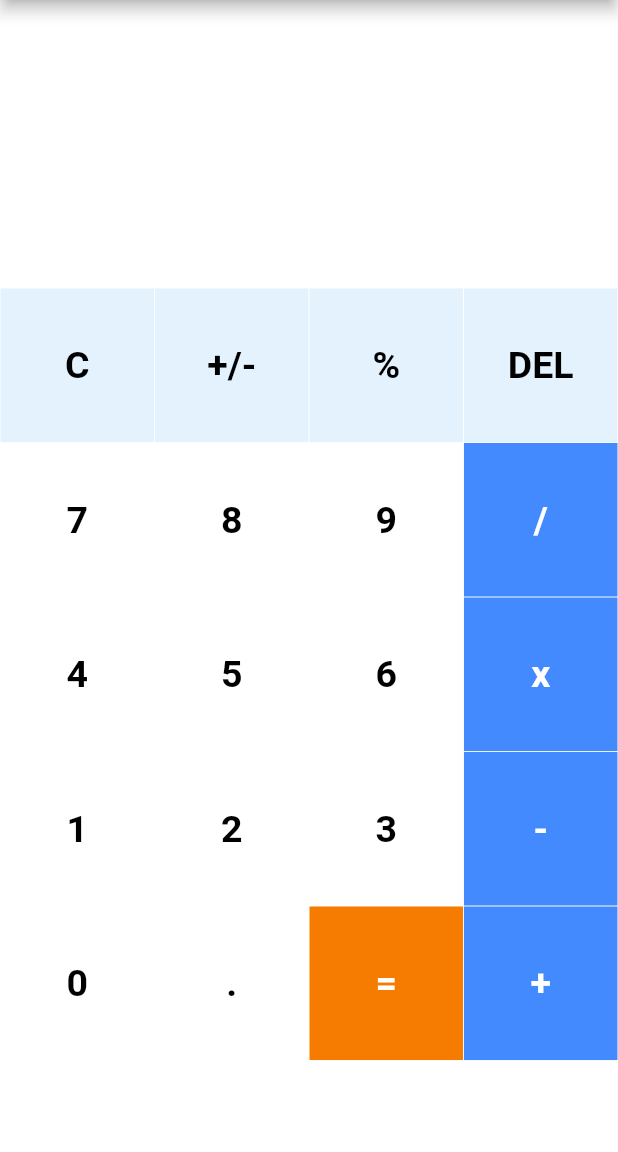
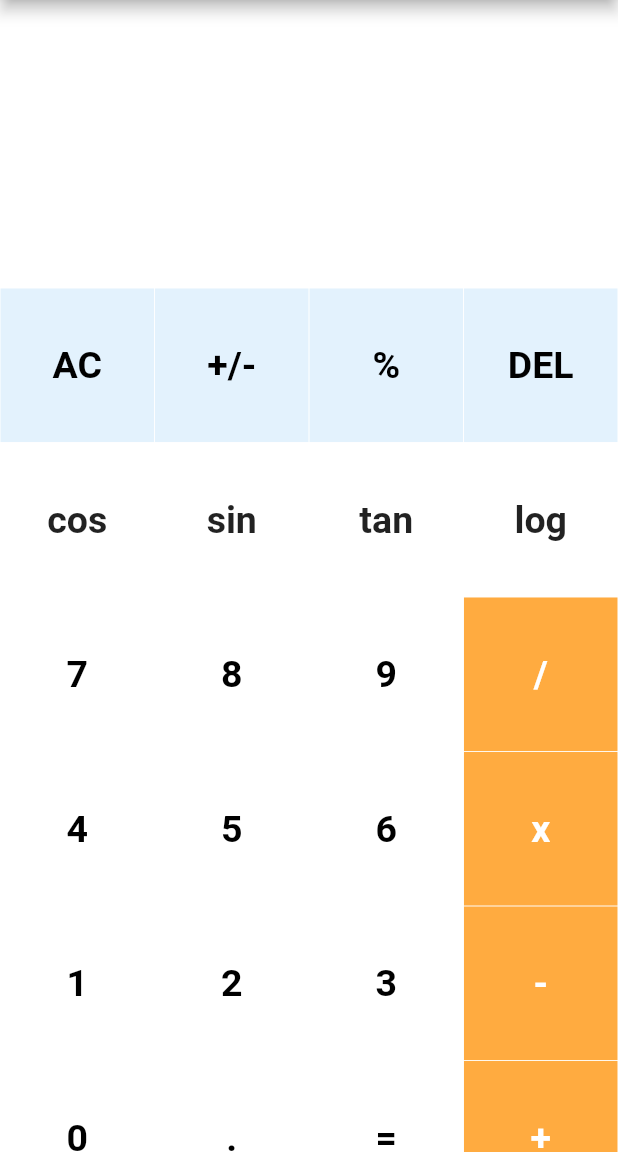
Before and after one commit to austinhutchen/qwikCalculator, a Flutter app: the screen it shows after launch, on a phone screen of 412 x 824 dp, the part 84-1236 px from its top. Run offline on Flutter 3.47's test engine with Material 2 defaults, Android fonts, the phone set to English and light mode, and no system bars; our stand-ins replace math_expressions.

Commit message:
trig update

```diff
--- a/lib/main.dart
+++ b/lib/main.dart
@@ -27,10 +27,14 @@ var answer = '';
 
 // Array of button
 final List<String> buttons = [
-	'C',
+	'AC',
 	'+/-',
 	'%',
 	'DEL',
+  'cos',
+  'sin',
+  'tan',
+  'log',
 	'7',
 	'8',
 	'9',
@@ -53,7 +57,7 @@ final List<String> buttons = [
 Widget build(BuildContext context) {
 	return Scaffold(
 	appBar: new AppBar(
-		title: new Text("Calculator"),
+	title:  new Text("Calculator"),
 	), //AppBar
 	backgroundColor: Colors.white,
 	body: Column(
@@ -64,19 +68,19 @@ Widget build(BuildContext context) {
 				mainAxisAlignment: MainAxisAlignment.spaceEvenly,
 				children: <Widget>[
 					Container(
-					padding: EdgeInsets.all(20),
+					padding: const EdgeInsets.all(20),
 					alignment: Alignment.centerRight,
 					child: Text(
 						userInput,
-						style: TextStyle(fontSize: 23, color: Colors.black),
+						style: const TextStyle(fontSize: 23, color: Colors.black),
 					),
 					),
 					Container(
-					 padding: EdgeInsets.all(15),
+					padding: const EdgeInsets.all(15),
 					alignment: Alignment.centerRight,
 					child: Text(
 						answer,
-						style: TextStyle(
+						style: const TextStyle(
 							fontSize: 30,
 							color: Colors.black,
 							fontWeight: FontWeight.bold),
@@ -86,11 +90,12 @@ Widget build(BuildContext context) {
 			),
 		),
 		Expanded(
+      // button setting
 			flex: 3,
 			child: Container(
 			child: GridView.builder(
 				itemCount: buttons.length,
-				gridDelegate: SliverGridDelegateWithFixedCrossAxisCount(
+				gridDelegate: const SliverGridDelegateWithFixedCrossAxisCount(
 					crossAxisCount: 4),
 				itemBuilder: (BuildContext context, int index) {
 					// Clear Button
@@ -134,8 +139,7 @@ Widget build(BuildContext context) {
 					return MyButton(
 						buttontapped: () {
 						setState(() {
-							userInput =
-								userInput.substring(0, userInput.length - 1);
+							userInput = userInput.substring(0, userInput.length - 1);
 						});
 						},
 						buttonText: buttons[index],
@@ -144,7 +148,7 @@ Widget build(BuildContext context) {
 					);
 					}
 					// Equal_to Button
-					else if (index == 18) {
+					else if (index == 22) {
 					return MyButton(
 						buttontapped: () {
 						setState(() {
@@ -152,22 +156,72 @@ Widget build(BuildContext context) {
 						});
 						},
 						buttonText: buttons[index],
-						color: Colors.orange[700],
-						textColor: Colors.white,
+						color: Colors.white,
+						textColor: Colors.black,
 					);
 					}
-
-					// other buttons
+          // cosin button, to use this check if next input is a valid integer and replace inside of string with integer ex. cos()x -> cos(x)
+          else if(index == 4){
+          String i =buttons[index];
+          return MyButton(buttontapped: (){
+            setState((){
+            String k= buttons[index].replaceAll('cos', 'cos()');
+            userInput += k;
+            });
+          },
+          buttonText: i);
+          }
+          // sin button
+          else if(index == 5){
+          String i =buttons[index];
+          return MyButton(buttontapped: (){
+            setState((){
+            String k= buttons[index].replaceAll('sin', 'sin()');
+            userInput += k;
+            });
+          },
+          buttonText: i);
+          }
+          // tan button
+          else if(index == 6){
+          String i =buttons[index];
+          return MyButton(buttontapped: (){
+            setState((){
+            String k= buttons[index].replaceAll('tan', 'tan()');
+            userInput += k;
+            });
+          },
+          buttonText: i);
+          }
+          // log button
+          else if(index == 7){
+          String i =buttons[index];
+          return MyButton(buttontapped: (){
+            setState((){
+            String k= buttons[index].replaceAll('log', 'log()');
+            userInput += k;
+            });
+          },
+          buttonText: i);
+          }
+					// other buttons, numbers
 					else {
 					return MyButton(
 						buttontapped: () {
 						setState(() {
-							userInput += buttons[index];
+              if(userInput.startsWith('cos')==true){
+                // fix the below, this will only work for whole numbers
+                userInput = 'cos($buttons[index])';
+              }
+              else{
+              userInput += buttons[index];
+              }
+
 						});
 						},
 						buttonText: buttons[index],
 						color: isOperator(buttons[index])
-							? Colors.blueAccent
+							? Colors.orangeAccent
 							: Colors.white,
 						textColor: isOperator(buttons[index])
 							? Colors.white
@@ -183,7 +237,7 @@ Widget build(BuildContext context) {
 }
 
 bool isOperator(String x) {
-	if (x == '/' || x == 'x' || x == '-' || x == '+' || x == '=') {
+	if (x == '/' || x == 'x' || x == '-' || x == '+' || x == '=' || x == 'Cos' || x == 'Sin' || x == 'Tan' || x == 'Log') {
 	return true;
 	}
 	return false;
```
